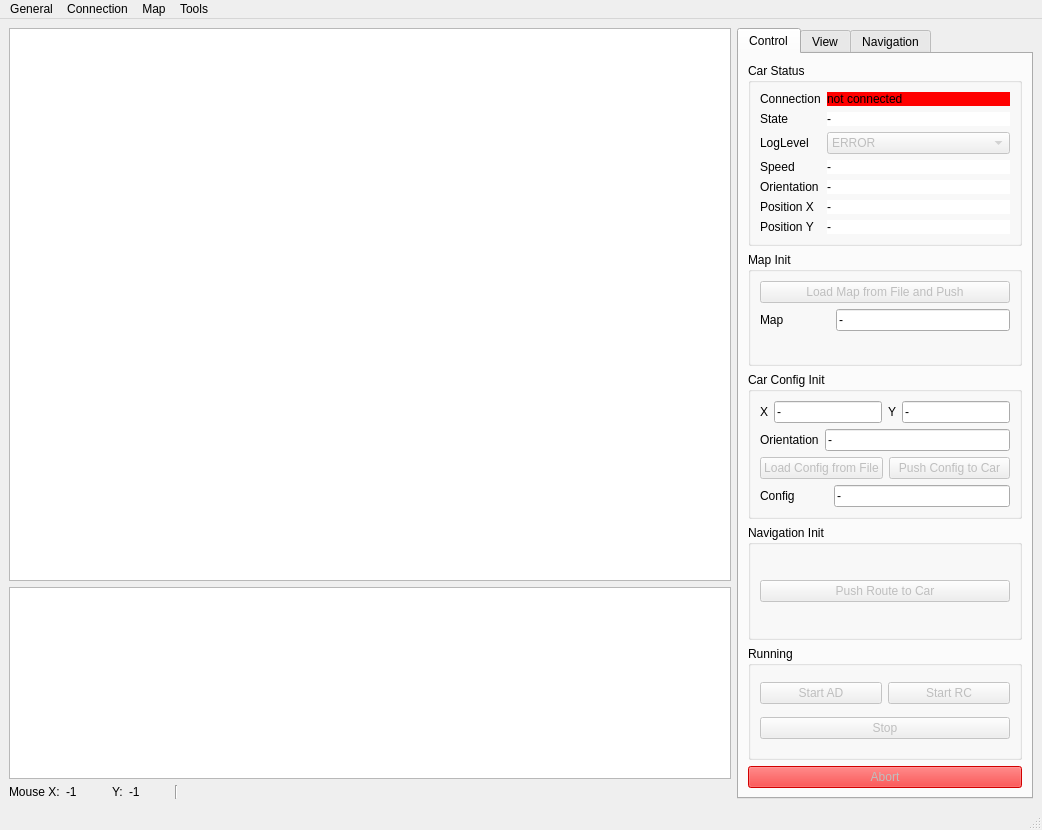
The window that src/mainwindow.ui (melegiul/adtf-remote) describes before a commit, drawn with Qt 5.
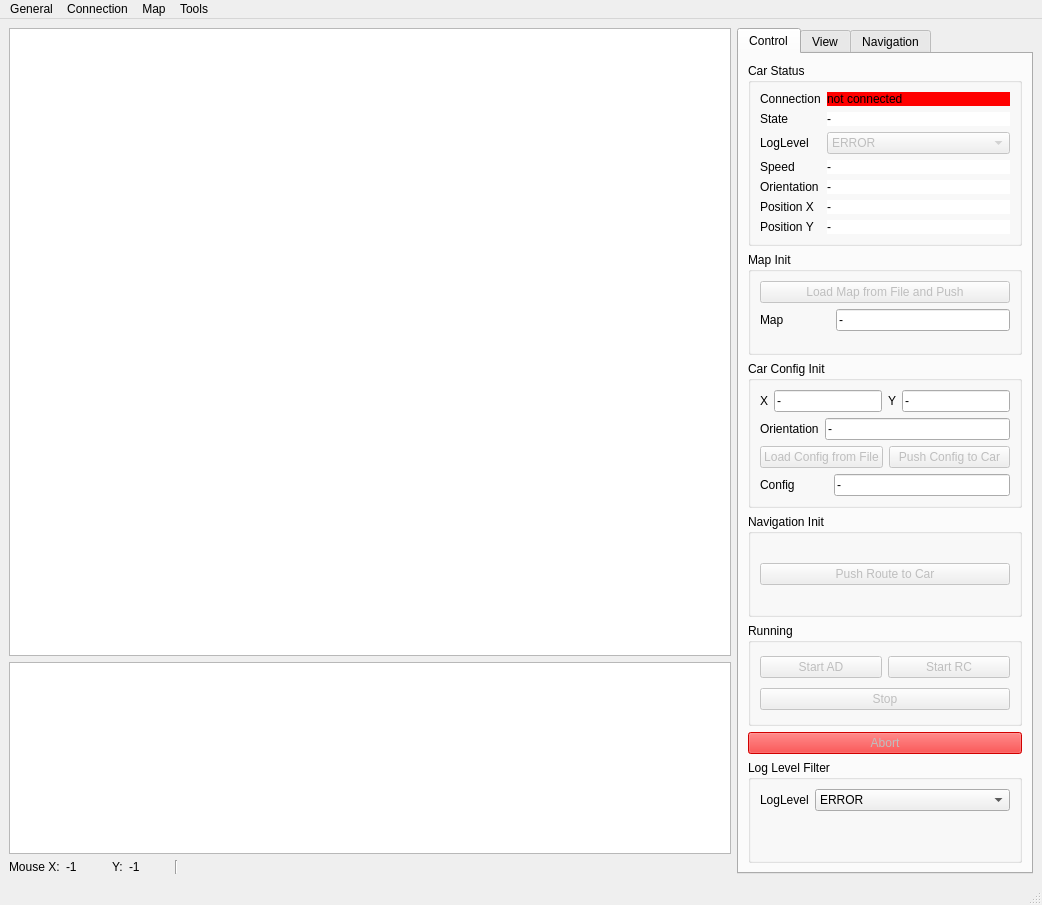
The same window after the commit. Icons and pictures are not drawn. Custom widgets are drawn as their Qt base class.

```diff
--- a/src/mainwindow.ui
+++ b/src/mainwindow.ui
@@ -7,7 +7,7 @@
     <x>0</x>
     <y>0</y>
     <width>1042</width>
-    <height>830</height>
+    <height>905</height>
    </rect>
   </property>
   <property name="windowTitle">
@@ -599,6 +599,55 @@
           </property>
          </widget>
         </item>
+        <item>
+         <widget class="QGroupBox" name="log_filter_group">
+          <property name="enabled">
+           <bool>true</bool>
+          </property>
+          <property name="title">
+           <string>Log Level Filter</string>
+          </property>
+          <layout class="QFormLayout" name="formLayout_4">
+           <item row="0" column="0">
+            <widget class="QLabel" name="loglevel_filter_label">
+             <property name="text">
+              <string>LogLevel</string>
+             </property>
+            </widget>
+           </item>
+           <item row="0" column="1">
+            <widget class="QComboBox" name="loglevel_filter_combo">
+             <property name="enabled">
+              <bool>true</bool>
+             </property>
+             <property name="currentText">
+              <string>ERROR</string>
+             </property>
+             <item>
+              <property name="text">
+               <string>ERROR</string>
+              </property>
+             </item>
+             <item>
+              <property name="text">
+               <string>WARNING</string>
+              </property>
+             </item>
+             <item>
+              <property name="text">
+               <string>INFO</string>
+              </property>
+             </item>
+             <item>
+              <property name="text">
+               <string>DEBUG</string>
+              </property>
+             </item>
+            </widget>
+           </item>
+          </layout>
+         </widget>
+        </item>
        </layout>
       </widget>
       <widget class="QWidget" name="view_tab">
```
Left out of the diff: 1 changed line with no effect on the pictures.
